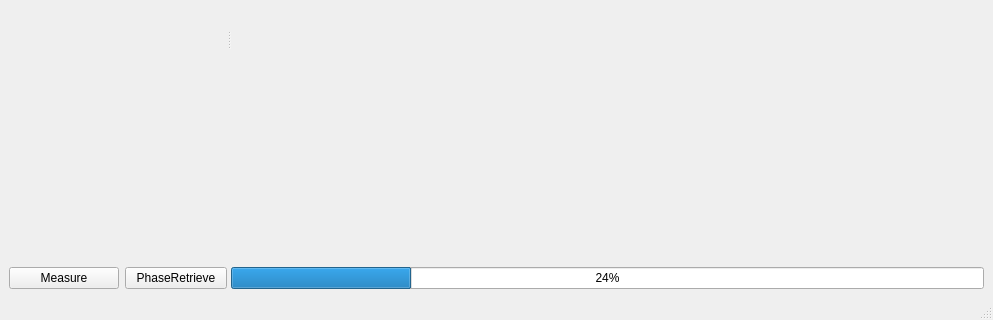
Old version of the form Python/View/GUI/main_window.ui in the repository jkrauth/shg_frog; both pictures show x 0 to 993 and y 220 to 540 of the 993 by 540 pixel window.
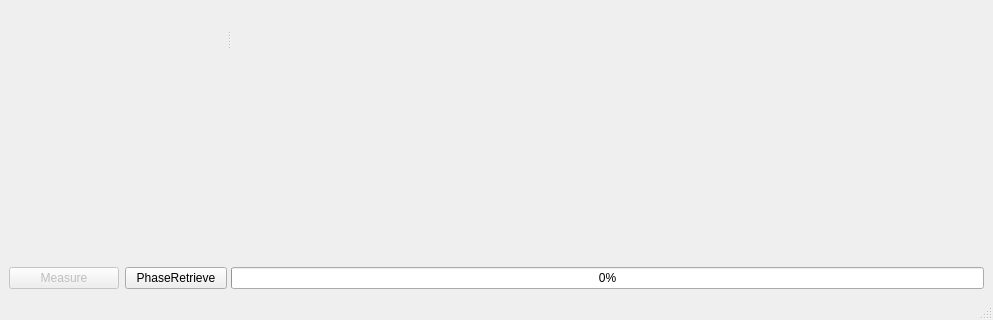
New version of the form.

Commit message: measure button now checkable

Patch:
```diff
--- a/Python/View/GUI/main_window.ui
+++ b/Python/View/GUI/main_window.ui
@@ -24,9 +24,15 @@
        <layout class="QGridLayout" name="gridLayout">
         <item row="2" column="0">
          <widget class="QPushButton" name="btn_measure">
+          <property name="enabled">
+           <bool>false</bool>
+          </property>
           <property name="text">
            <string>Measure</string>
           </property>
+          <property name="checkable">
+           <bool>true</bool>
+          </property>
          </widget>
         </item>
         <item row="1" column="0" colspan="2">
@@ -105,8 +111,11 @@
         </item>
         <item row="2" column="0" colspan="2">
          <widget class="QProgressBar" name="progress">
+          <property name="enabled">
+           <bool>true</bool>
+          </property>
           <property name="value">
-           <number>24</number>
+           <number>0</number>
           </property>
          </widget>
         </item>
```
